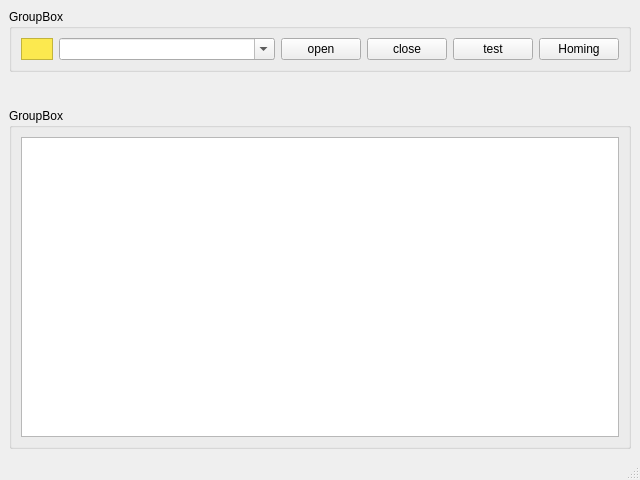
Old version of the form ui/MainWindow.ui in the repository ivantaran/myrotator-gui.
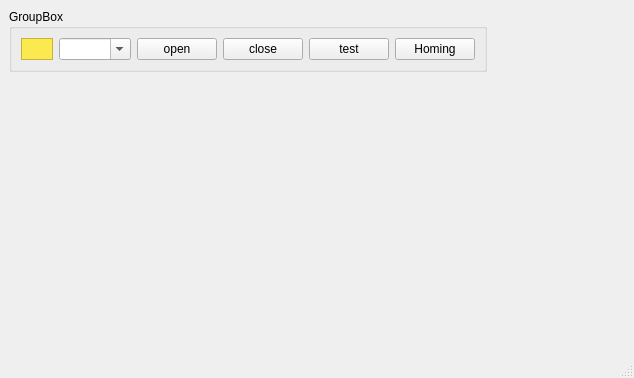
New version of the form.

```diff
--- a/ui/MainWindow.ui
+++ b/ui/MainWindow.ui
@@ -6,14 +6,16 @@
    <rect>
     <x>0</x>
     <y>0</y>
-    <width>640</width>
-    <height>480</height>
+    <width>634</width>
+    <height>378</height>
    </rect>
   </property>
   <property name="windowTitle">
    <string>MainWindow</string>
   </property>
   <widget class="QWidget" name="centralwidget">
+   <layout class="QHBoxLayout" name="horizontalLayout_2">
+    <item>
    <layout class="QVBoxLayout" name="verticalLayout">
     <item>
      <widget class="QGroupBox" name="groupBox">
@@ -157,32 +159,33 @@
        <item>
         <widget class="QWidget" name="widgetState2" native="true"/>
        </item>
+         <item>
+          <spacer name="verticalSpacer">
+           <property name="orientation">
+            <enum>Qt::Vertical</enum>
+           </property>
+           <property name="sizeHint" stdset="0">
+            <size>
+             <width>20</width>
+             <height>40</height>
+            </size>
+           </property>
+          </spacer>
+         </item>
       </layout>
      </widget>
     </item>
+     </layout>
+    </item>
     <item>
-     <widget class="QGroupBox" name="groupBox_2">
+     <widget class="QWidget" name="widget_2" native="true">
       <property name="sizePolicy">
-       <sizepolicy hsizetype="Preferred" vsizetype="Expanding">
+       <sizepolicy hsizetype="Expanding" vsizetype="Expanding">
         <horstretch>0</horstretch>
         <verstretch>0</verstretch>
        </sizepolicy>
       </property>
-      <property name="title">
-       <string>GroupBox</string>
-      </property>
-      <layout class="QHBoxLayout" name="horizontalLayout_4">
-       <item>
-        <widget class="QPlainTextEdit" name="textMonitor">
-         <property name="sizePolicy">
-          <sizepolicy hsizetype="Preferred" vsizetype="Preferred">
-           <horstretch>0</horstretch>
-           <verstretch>0</verstretch>
-          </sizepolicy>
-         </property>
-        </widget>
-       </item>
-      </layout>
+      <layout class="QVBoxLayout" name="verticalLayout_3"/>
      </widget>
     </item>
    </layout>
```
Left out of the diff: 2 changed lines with no effect on the pictures. Lines whose indentation alone changed are shown as unchanged.
